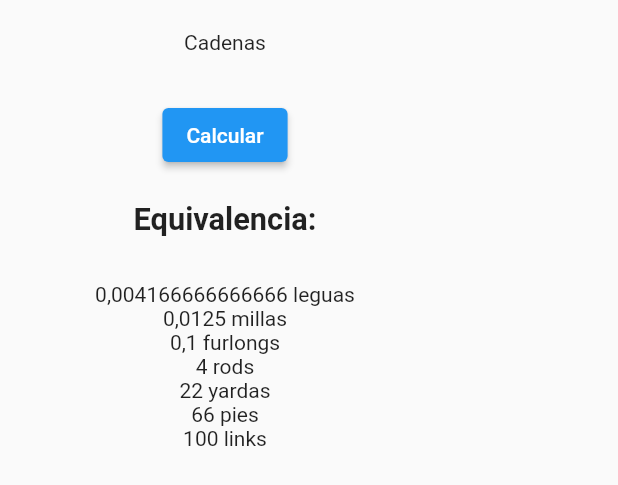
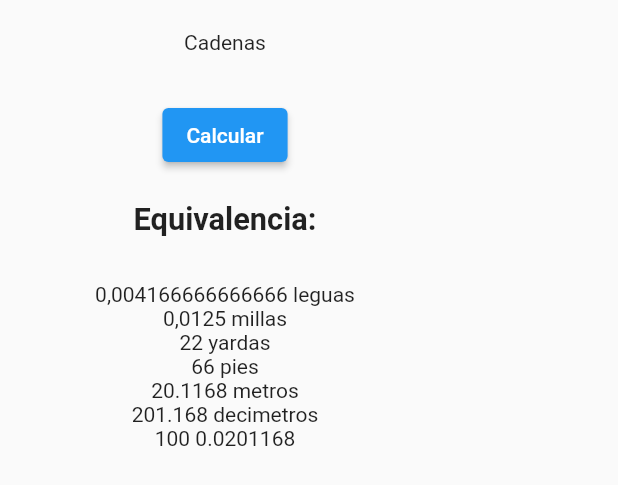
Before and after one commit to Chris-AM/imperial_to_metric_flutter, a Flutter app: the ChainScreen widget shown alone on an empty page, opened directly with empty values, on a phone screen of 412 x 824 dp. Shown: the top 485 px of the screen. Run offline on Flutter 3.47's test engine with Material 2 defaults, Android fonts, the phone set to English and light mode, and no system bars; our stand-ins replace keyboard_actions.

Commit message:
adding chain info in screen

```diff
--- a/lib/screens/length_screen/chain_screen/chain_screen.dart
+++ b/lib/screens/length_screen/chain_screen/chain_screen.dart
@@ -31,11 +31,11 @@ class ChainScreen extends StatelessWidget {
                     children: const [
                       Text('0,004166666666666 leguas'),
                       Text('0,0125 millas'),
-                      Text('0,1 furlongs'),
-                      Text('4 rods'),
                       Text('22 yardas'),
                       Text('66 pies'),
-                      Text('100 links'),
+                      Text('20.1168 metros'),
+                      Text('201.168 decimetros'),
+                      Text('100 0.0201168'),
                     ],
                   ),
                 ),
```
